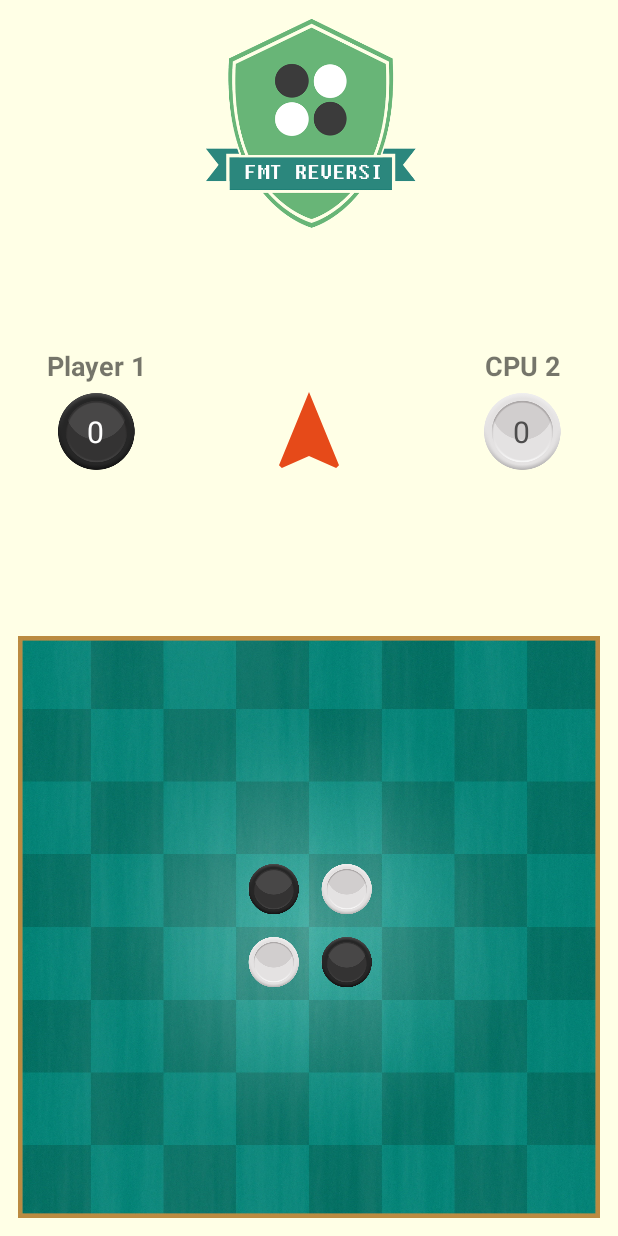
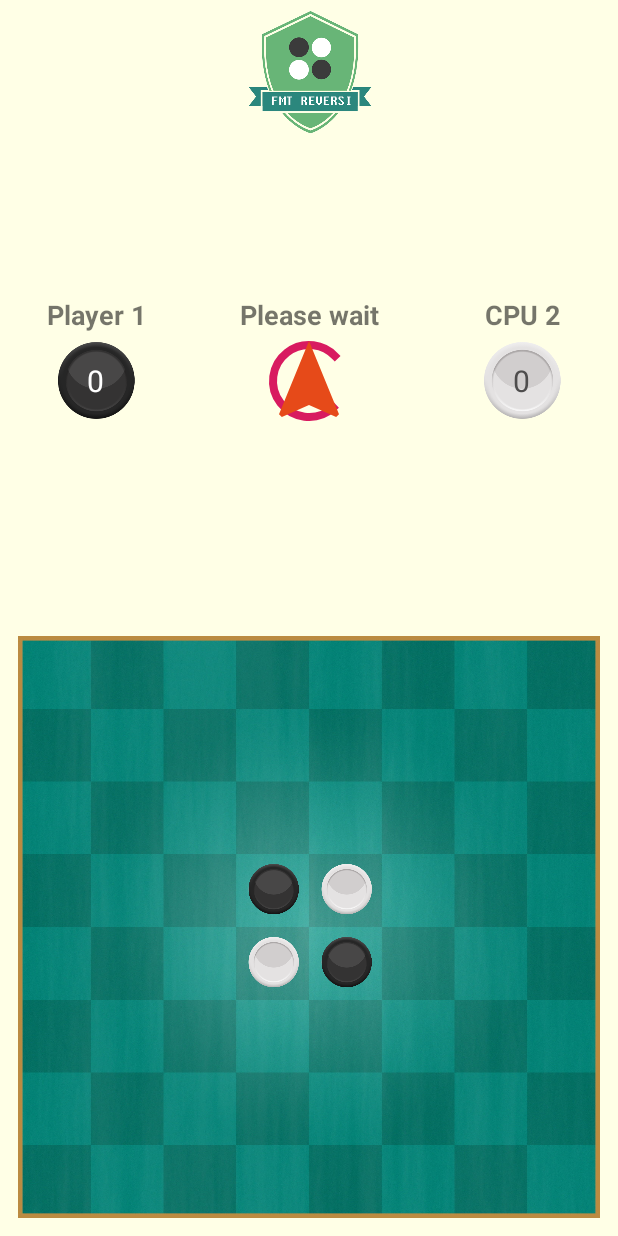
Before and after one commit to xcesco/reversi-android, an Android app: the layout activity_game.xml on its own in the app's theme, with its tools: preview values and no code run, on a phone screen of 412 x 824 dp. Run offline under Robolectric (Android 15) with nearby library versions, the phone set to English and light mode, and no system bars.

Commit message:
Add wait progress bar
@fixes 16

```diff
--- a/app/build.gradle
+++ b/app/build.gradle
@@ -62,6 +62,11 @@ android {
 dependencies {
     implementation 'com.google.android.gms:play-services-auth:18.0.0'
     def lifecycle_version = '2.2.0'
+    def nav_version = '2.3.0'
+
+    // Java language implementation
+    implementation "androidx.navigation:navigation-fragment:$nav_version"
+    implementation "androidx.navigation:navigation-ui:$nav_version"
 
     // ViewModel and LiveData
     implementation "androidx.lifecycle:lifecycle-extensions:$lifecycle_version"
--- a/app/src/main/java/it/fmt/games/reversi/android/ui/activities/GameActivity.java
+++ b/app/src/main/java/it/fmt/games/reversi/android/ui/activities/GameActivity.java
@@ -31,6 +31,18 @@ import timber.log.Timber;
 
 
 public class GameActivity extends AppCompatActivity implements MatchMessageVisitor, GameRenderer, View.OnClickListener {
+
+  private void showIndicator() {
+    binding.pbWait.setVisibility(View.INVISIBLE);
+    binding.tvWait.setVisibility(View.INVISIBLE);
+    binding.ivPlayerSelector.setVisibility(View.VISIBLE);
+  }
+
+  private void showWait() {
+    binding.pbWait.setVisibility(View.VISIBLE);
+    binding.tvWait.setVisibility(View.VISIBLE);
+    binding.ivPlayerSelector.setVisibility(View.INVISIBLE);
+  }
 
   public static final String GAME_TYPE = "game_type";
   public ActivityGameBinding binding;
@@ -94,6 +106,8 @@ public class GameActivity extends AppCompatActivity implements MatchMessageVisit
       viewModel = new ViewModelProvider(this).get(LocalMatchViewModel.class);
     }
 
+    showWait();
+
     viewModel.onStartMessage().observe(this, this::visit);
     viewModel.onStatusMessage().observe(this, this::visit);
     viewModel.onEndMessage().observe(this, this::visit);
@@ -129,6 +143,7 @@ public class GameActivity extends AppCompatActivity implements MatchMessageVisit
     player1Type = message.getPlayer1Type();
     player2Type = message.getPlayer2Type();
     GameActivityHelper.defineLabels(this, message.getPlayer1Type(), message.getPlayer2Type());
+    showIndicator();
   }
 
   @Override
@@ -139,8 +154,8 @@ public class GameActivity extends AppCompatActivity implements MatchMessageVisit
 
   @Override
   public void visit(MatchEndMessage message) {
-    Timber.i(message.getMessageType().toString());
     GameStatus status = message.getStatus();
+    Timber.i("finish %s - %s", message.getMessageType().toString(), status);
 
     if (status.isGameOver() && !this.isFinishing()) {
       DialogHelper.showResultDialog(this, status);
--- a/app/src/main/res/layout/activity_game.xml
+++ b/app/src/main/res/layout/activity_game.xml
@@ -21,8 +21,8 @@
 
         <ImageView
             android:id="@+id/imageView"
-            android:layout_width="164dp"
-            android:layout_height="164dp"
+            android:layout_width="96dp"
+            android:layout_height="96dp"
             android:contentDescription="@string/logo_description"
             app:layout_constraintEnd_toEndOf="parent"
             app:layout_constraintStart_toStartOf="parent"
@@ -35,7 +35,7 @@
             android:layout_height="wrap_content"
             android:layout_marginStart="32dp"
             app:layout_constraintStart_toStartOf="parent"
-            app:layout_constraintTop_toTopOf="@+id/ivPlayerSelector">
+            app:layout_constraintTop_toTopOf="@+id/flSelectorFrame">
 
             <ImageView
                 android:layout_width="64dp"
@@ -50,10 +50,9 @@
                 android:layout_gravity="center_horizontal|center_vertical"
                 android:contentDescription="@string/player1_score"
                 android:textColor="#FFFFFF"
-                tools:text="0"
-                android:textSize="20sp" />
+                android:textSize="20sp"
+                tools:text="0" />
         </FrameLayout>
-
 
 
         <FrameLayout
@@ -62,7 +61,7 @@
             android:layout_height="wrap_content"
             android:layout_marginEnd="32dp"
             app:layout_constraintEnd_toEndOf="parent"
-            app:layout_constraintTop_toTopOf="@+id/ivPlayerSelector">
+            app:layout_constraintTop_toTopOf="@+id/flSelectorFrame">
 
             <ImageView
                 android:layout_width="64dp"
@@ -82,16 +81,44 @@
         </FrameLayout>
 
 
-        <ImageView
-            android:id="@+id/ivPlayerSelector"
+        <FrameLayout
+            android:id="@+id/flSelectorFrame"
             android:layout_width="64dp"
             android:layout_height="64dp"
-            android:contentDescription="@string/selector"
             app:layout_constraintBottom_toBottomOf="parent"
             app:layout_constraintEnd_toEndOf="parent"
             app:layout_constraintStart_toStartOf="parent"
-            app:layout_constraintTop_toBottomOf="@+id/imageView"
-            app:srcCompat="@drawable/ic_navigation" />
+            app:layout_constraintTop_toBottomOf="@+id/imageView">
+
+            <ProgressBar
+                android:id="@+id/pbWait"
+                android:layout_width="64dp"
+                android:layout_height="64dp" />
+
+            <ImageView
+                android:id="@+id/ivPlayerSelector"
+                android:layout_width="64dp"
+                android:layout_height="64dp"
+                android:contentDescription="@string/selector"
+                android:visibility="invisible"
+                app:srcCompat="@drawable/ic_navigation"
+                tools:visibility="visible" />
+        </FrameLayout>
+
+        <TextView
+            android:id="@+id/tvWait"
+            android:layout_width="wrap_content"
+            android:layout_height="wrap_content"
+            android:text="@string/please_wait"
+            android:textSize="18sp"
+            android:textStyle="bold"
+            android:visibility="invisible"
+            app:layout_constraintBottom_toTopOf="@+id/flSelectorFrame"
+            app:layout_constraintEnd_toEndOf="parent"
+            app:layout_constraintStart_toStartOf="parent"
+            tools:visibility="visible">
+
+        </TextView>
 
 
         <TextView
@@ -99,24 +126,24 @@
             android:layout_width="wrap_content"
             android:layout_height="wrap_content"
             android:contentDescription="@string/player1_human"
-            tools:text="@string/player1_human"
             android:textSize="18sp"
             android:textStyle="bold"
             app:layout_constraintBottom_toTopOf="@+id/imageView2"
             app:layout_constraintEnd_toEndOf="@+id/imageView2"
-            app:layout_constraintStart_toStartOf="@+id/imageView2" />
+            app:layout_constraintStart_toStartOf="@+id/imageView2"
+            tools:text="@string/player1_human" />
 
         <TextView
             android:id="@+id/player2Title"
             android:layout_width="wrap_content"
             android:layout_height="wrap_content"
             android:contentDescription="@string/player2_cpu"
-            tools:text="@string/player2_cpu"
             android:textSize="18sp"
             android:textStyle="bold"
             app:layout_constraintBottom_toTopOf="@+id/imageView3"
             app:layout_constraintEnd_toEndOf="@+id/imageView3"
-            app:layout_constraintStart_toStartOf="@+id/imageView3" />
+            app:layout_constraintStart_toStartOf="@+id/imageView3"
+            tools:text="@string/player2_cpu" />
 
 
     </androidx.constraintlayout.widget.ConstraintLayout>
--- /dev/null
+++ b/app/src/main/res/navigation/nav_graph.xml
@@ -0,0 +1,5 @@
+<?xml version="1.0" encoding="utf-8"?>
+<navigation xmlns:android="http://schemas.android.com/apk/res/android"
+    xmlns:app="http://schemas.android.com/apk/res-auto" android:id="@+id/nav_graph">
+
+</navigation>
--- a/app/src/main/res/values/strings.xml
+++ b/app/src/main/res/values/strings.xml
@@ -29,4 +29,5 @@
     <string name="player2_cpu">CPU 2</string>
     <string name="player_vs_network">PLAYER VS NETWORK</string>
     <string name="player_network">Remote</string>
+    <string name="please_wait">Please wait</string>
 </resources>
```
